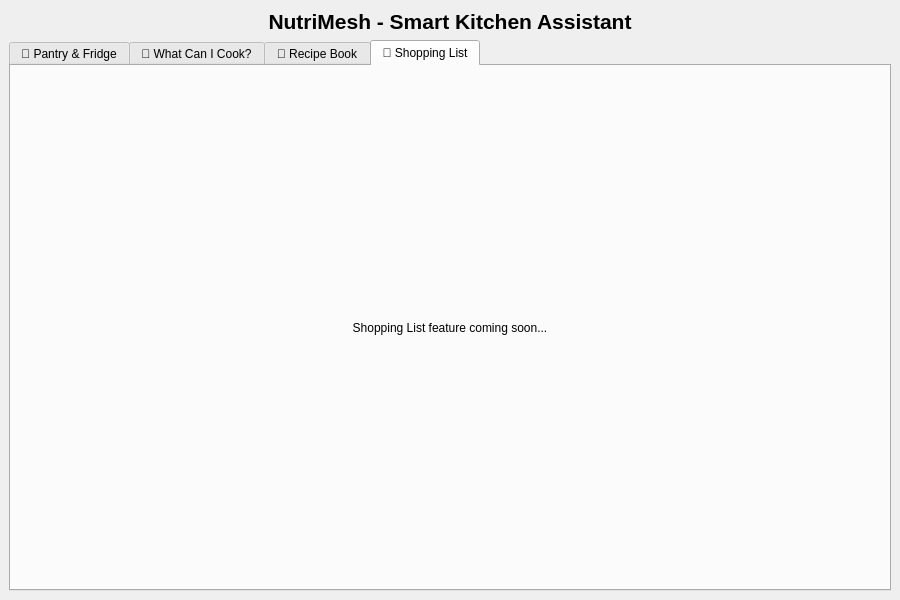
Qt form src/ui/MainWindow.ui (kuf1k/my-project) before a commit.
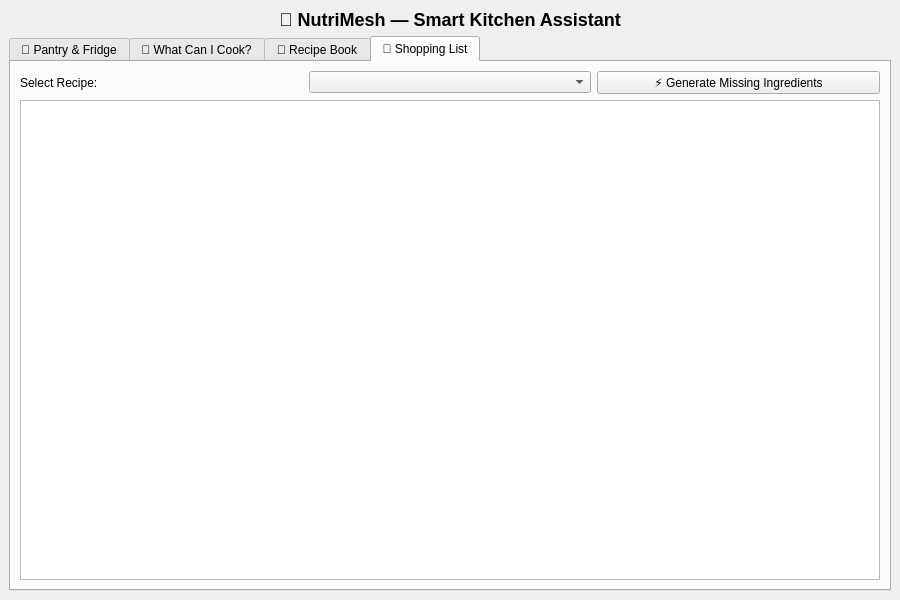
The same form after that commit. The open tabs and pages were chosen to show the change.

Commit message: feat(ui): populate Shopping List table with generated missing ingredients

Patch:
```diff
--- a/src/ui/MainWindow.ui
+++ b/src/ui/MainWindow.ui
@@ -16,15 +16,9 @@
         <widget class="QWidget" name="centralwidget">
             <layout class="QVBoxLayout" name="mainLayout">
                 <item>
-                    <widget class="QLabel" name="titleLabel">
-                        <property name="font">
-                            <font>
-                                <pointsize>16</pointsize>
-                                <bold>true</bold>
-                            </font>
-                        </property>
+                    <widget class="QLabel" name="headerTitleLabel">
                         <property name="text">
-                            <string>NutriMesh - Smart Kitchen Assistant</string>
+                            <string>&lt;h2 style='margin:0; padding:2px 0;'&gt;🥗 NutriMesh — Smart Kitchen Assistant&lt;/h2&gt;</string>
                         </property>
                         <property name="alignment">
                             <set>Qt::AlignCenter</set>
@@ -161,14 +155,28 @@
                             </attribute>
                             <layout class="QVBoxLayout" name="shoppingLayout">
                                 <item>
-                                    <widget class="QLabel" name="shoppingPlaceholderLabel">
-                                        <property name="text">
-                                            <string>Shopping List feature coming soon...</string>
-                                        </property>
-                                        <property name="alignment">
-                                            <set>Qt::AlignCenter</set>
-                                        </property>
-                                    </widget>
+                                    <layout class="QHBoxLayout" name="shoppingControlsLayout">
+                                        <item>
+                                            <widget class="QLabel" name="shoppingRecipeLabel">
+                                                <property name="text">
+                                                    <string>Select Recipe:</string>
+                                                </property>
+                                            </widget>
+                                        </item>
+                                        <item>
+                                            <widget class="QComboBox" name="shoppingRecipeComboBox"/>
+                                        </item>
+                                        <item>
+                                            <widget class="QPushButton" name="generateShoppingListButton">
+                                                <property name="text">
+                                                    <string>⚡ Generate Missing Ingredients</string>
+                                                </property>
+                                            </widget>
+                                        </item>
+                                    </layout>
+                                </item>
+                                <item>
+                                    <widget class="QTableWidget" name="shoppingTableWidget"/>
                                 </item>
                             </layout>
                         </widget>
```
Left out of the diff: 59 changed lines with no effect on the pictures. The commit also changes 2 other files.
